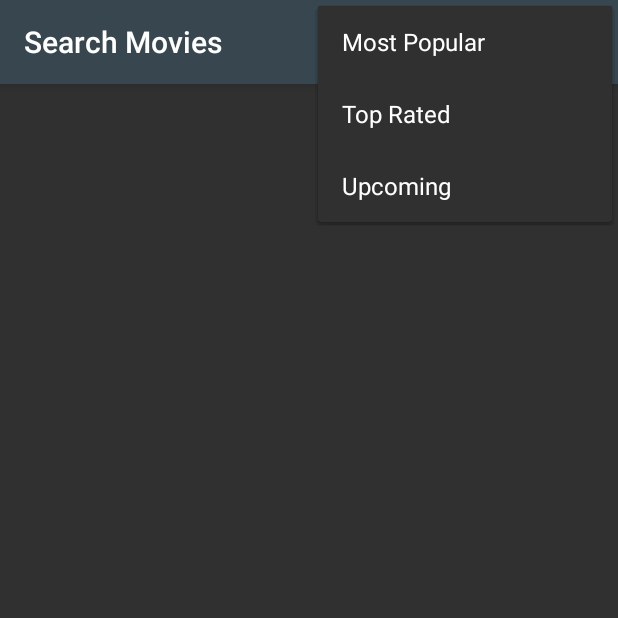
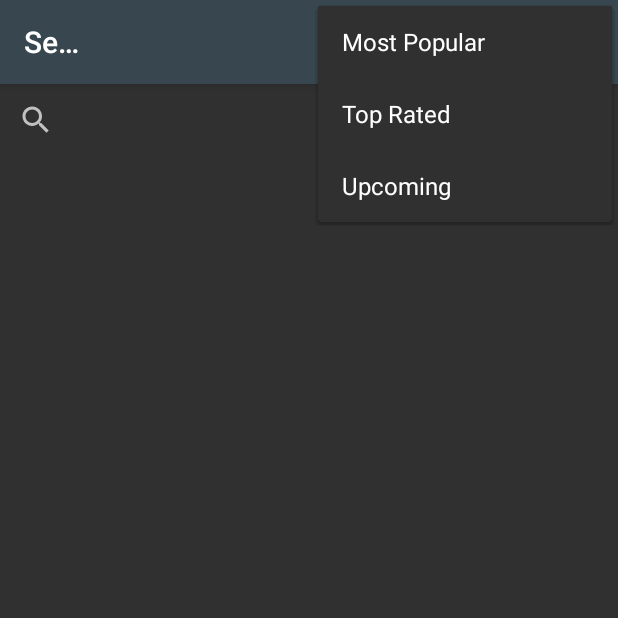
Before and after one commit to johnny3young/SearchMovies, an Android app: the screen it shows after launch (MainActivity), with the options menu open, on a phone screen of 412 x 824 dp, the top half of it. Run offline under Robolectric (Android 15) with nearby library versions, the phone set to English and light mode, and no system bars.

Commit message:
Search design installed but not working

```diff
--- a/app/src/main/java/com/black3/app/projectretrofit03/AdapterMovie.kt
+++ b/app/src/main/java/com/black3/app/projectretrofit03/AdapterMovie.kt
@@ -5,13 +5,13 @@ import android.support.v7.widget.RecyclerView
 import android.view.LayoutInflater
 import android.view.View
 import android.view.ViewGroup
+import com.black3.app.projectretrofit03.Model.Movie
 import com.squareup.picasso.Picasso
-import com.black3.app.projectretrofit03.Model.Movie
 import kotlinx.android.synthetic.main.item_movie.view.*
 import kotlinx.android.synthetic.main.item_movie.view.textViewTitle
 import java.text.SimpleDateFormat
 
-class AdapterMovie (val movies : MutableList<Movie>) : RecyclerView.Adapter <AdapterMovie.ViewHolder>() {
+class AdapterMovie(val movies: ArrayList<Movie>) : RecyclerView.Adapter <AdapterMovie.ViewHolder>() {
 
     val PATH_URL_IMAGE= "https://image.tmdb.org/t/p/w500/"
 
--- a/app/src/main/java/com/black3/app/projectretrofit03/Interface/TheMovieDbApi.kt
+++ b/app/src/main/java/com/black3/app/projectretrofit03/Interface/TheMovieDbApi.kt
@@ -10,4 +10,8 @@ interface TheMovieDbApi {
 @GET("movie/{orderby}?api_key=497db81ee7de37cce7137fcda59ed2d5")
 fun getMoviesBy(@Path(value = "orderby", encoded = true) orderby : String) : Call<MovieList>
 
+
+@GET("search/movie?api_key=497db81ee7de37cce7137fcda59ed2d5&{searchbytitle}")
+fun getMoviesByTitle(@Path(value = "searchbytitle", encoded = true) searchbytitle : String) : Call<MovieList>
+
 }
--- a/app/src/main/java/com/black3/app/projectretrofit03/MainActivity.kt
+++ b/app/src/main/java/com/black3/app/projectretrofit03/MainActivity.kt
@@ -16,18 +16,31 @@ import retrofit2.Response
 import retrofit2.Retrofit
 import retrofit2.converter.gson.GsonConverterFactory
 
-class MainActivity : AppCompatActivity() {
+class MainActivity : AppCompatActivity(), android.support.v7.widget.SearchView.OnQueryTextListener {
 
     val POPULAR = "popular"
     val TOPRATED = "top_rated"
     val UPCOMING = "upcoming"
     val BASEURL = "https://api.themoviedb.org/3/"
 
+
+    override fun onQueryTextSubmit(orderByTitle: String): Boolean {
+
+        return true
+    }
+
+    override fun onQueryTextChange(p0: String?): Boolean {
+
+        return true
+    }
+
     override fun onCreate(savedInstanceState: Bundle?) {
         super.onCreate(savedInstanceState)
         setContentView(R.layout.activity_main)
         setSupportActionBar(toolbar)
         fillData(POPULAR)
+        searchMovies.setOnQueryTextListener(this)
+
     }
 
     fun fillData(orderBy: String) {
@@ -52,7 +65,7 @@ class MainActivity : AppCompatActivity() {
             }
 
             override fun onFailure(call: Call<MovieList>, t: Throwable) {
-                Log.e("Johnny", "Probando el onFailure")
+                Log.e("Message onFailure", "Inside method onFailure")
             }
         })
     }
@@ -92,4 +105,4 @@ class MainActivity : AppCompatActivity() {
     fun showMessage (msg: String) {
         Toast.makeText(this, msg, Toast.LENGTH_LONG).show()
     }
-}
+ }
--- a/app/src/main/res/layout/activity_main.xml
+++ b/app/src/main/res/layout/activity_main.xml
@@ -1,8 +1,10 @@
 <?xml version="1.0" encoding="utf-8"?>
 <android.support.constraint.ConstraintLayout
         xmlns:android="http://schemas.android.com/apk/res/android"
-         android:layout_width="match_parent"
-         android:layout_height="match_parent">
+        android:layout_width="match_parent"
+        android:layout_height="match_parent"
+        android:id="@+id/viewConstraint"
+        xmlns:app="http://schemas.android.com/apk/res-auto">
 
     <RelativeLayout
             xmlns:android="http://schemas.android.com/apk/res/android"
@@ -17,14 +19,45 @@
                 android:layout_width="match_parent"
                 android:layout_height="wrap_content"
                 android:background="?colorPrimary"
-                android:elevation="4dp"/>
+                android:elevation="4dp">
+
+            <TextView
+                    android:id="@+id/toolbarTextView"
+                    android:layout_width="wrap_content"
+                    android:layout_height="wrap_content"
+                    android:layout_marginStart="250dp"
+                    android:hint="vistaActual"
+                    android:elevation="4dp"
+                    android:textAlignment="textEnd"
+                    android:text=""/>
+
+        </android.support.v7.widget.Toolbar>
+
+        <android.support.v7.widget.SearchView
+                android:id="@+id/searchMovies"
+                android:layout_width="match_parent"
+                android:layout_height="wrap_content"
+                android:elevation="4dp"
+                app:layout_constraintBottom_toBottomOf="parent"
+                app:layout_constraintLeft_toLeftOf="parent"
+                app:layout_constraintRight_toRightOf="parent"
+                app:layout_constraintTop_toTopOf="parent"
+                app:layout_constraintVertical_bias="0.0"
+                app:queryHint="e.g: spiderman"
+                android:layout_marginTop="0dp"
+                android:layout_below="@+id/toolbar"
+                android:layout_alignParentEnd="true"
+                android:layout_marginEnd="0dp"
+                android:layout_alignParentStart="true"
+                android:layout_marginStart="0dp"/>
 
         <android.support.v7.widget.RecyclerView
                 android:id="@+id/recyclerViewMovies"
                 android:layout_width="match_parent"
                 android:layout_height="wrap_content"
-                android:layout_below="@+id/toolbar"
-                android:isScrollContainer="true"/>
+                android:isScrollContainer="true"
+                android:layout_marginTop="0dp"
+                android:layout_below="@+id/searchMovies"/>
     </RelativeLayout>
 
 </android.support.constraint.ConstraintLayout>
```
Also changed, not shown: app/src/main/res/anim/zoom.xml (deleted, +0 -14 lines).
